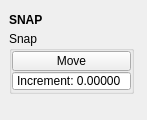
First picture: the form in tentacle/ui/transform.constrain.ui, repository m3trik/tentacle, before the edit.
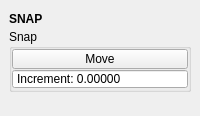
Second picture: the form after the edit. Custom widgets are drawn as their Qt base class.

The edit to the form file:
```diff
--- a/tentacle/ui/transform.constrain.ui
+++ b/tentacle/ui/transform.constrain.ui
@@ -6,19 +6,10 @@
    <rect>
     <x>0</x>
     <y>0</y>
-    <width>147</width>
-    <height>120</height>
+    <width>200</width>
+    <height>116</height>
    </rect>
   </property>
-  <property name="maximumSize">
-   <size>
-    <width>999</width>
-    <height>999</height>
-   </size>
-  </property>
-  <property name="windowTitle">
-   <string>Toolkit</string>
-  </property>
   <property name="tabShape">
    <enum>QTabWidget::Triangular</enum>
   </property>
@@ -31,7 +22,13 @@
   <property name="bnabled" stdset="0">
    <bool>true</bool>
   </property>
-  <widget class="QWidget" name="mainWindow">
+  <widget class="QWidget" name="central_widget">
+   <property name="minimumSize">
+    <size>
+     <width>200</width>
+     <height>0</height>
+    </size>
+   </property>
    <property name="palette">
     <palette>
      <active>
@@ -76,17 +73,11 @@
        <number>0</number>
       </property>
       <item>
-       <widget class="DraggableHeader" name="draggableHeader">
+       <widget class="Header" name="header">
         <property name="minimumSize">
          <size>
           <width>0</width>
-          <height>22</height>
-         </size>
-        </property>
-        <property name="maximumSize">
-         <size>
-          <width>125</width>
-          <height>22</height>
+          <height>20</height>
          </size>
         </property>
         <property name="font">
@@ -102,18 +93,6 @@
       </item>
       <item>
        <widget class="QGroupBox" name="duplicate">
-        <property name="minimumSize">
-         <size>
-          <width>125</width>
-          <height>0</height>
-         </size>
-        </property>
-        <property name="maximumSize">
-         <size>
-          <width>125</width>
-          <height>999</height>
-         </size>
-        </property>
         <property name="title">
          <string>Snap</string>
         </property>
@@ -135,12 +114,6 @@
          </property>
          <item row="1" column="0" colspan="3">
           <widget class="QDoubleSpinBox" name="s002">
-           <property name="sizePolicy">
-            <sizepolicy hsizetype="Fixed" vsizetype="Fixed">
-             <horstretch>0</horstretch>
-             <verstretch>0</verstretch>
-            </sizepolicy>
-           </property>
            <property name="minimumSize">
             <size>
              <width>0</width>
@@ -149,7 +122,7 @@
            </property>
            <property name="maximumSize">
             <size>
-             <width>999</width>
+             <width>16777215</width>
              <height>20</height>
             </size>
            </property>
@@ -189,7 +162,7 @@
            </property>
            <property name="maximumSize">
             <size>
-             <width>999</width>
+             <width>16777215</width>
              <height>20</height>
             </size>
            </property>
@@ -245,9 +218,9 @@
  </widget>
  <customwidgets>
   <customwidget>
-   <class>DraggableHeader</class>
+   <class>Header</class>
    <extends>QLabel</extends>
-   <header>draggableHeader.h</header>
+   <header>uitk.widgets.header.Header.h</header>
   </customwidget>
  </customwidgets>
  <resources/>
```
